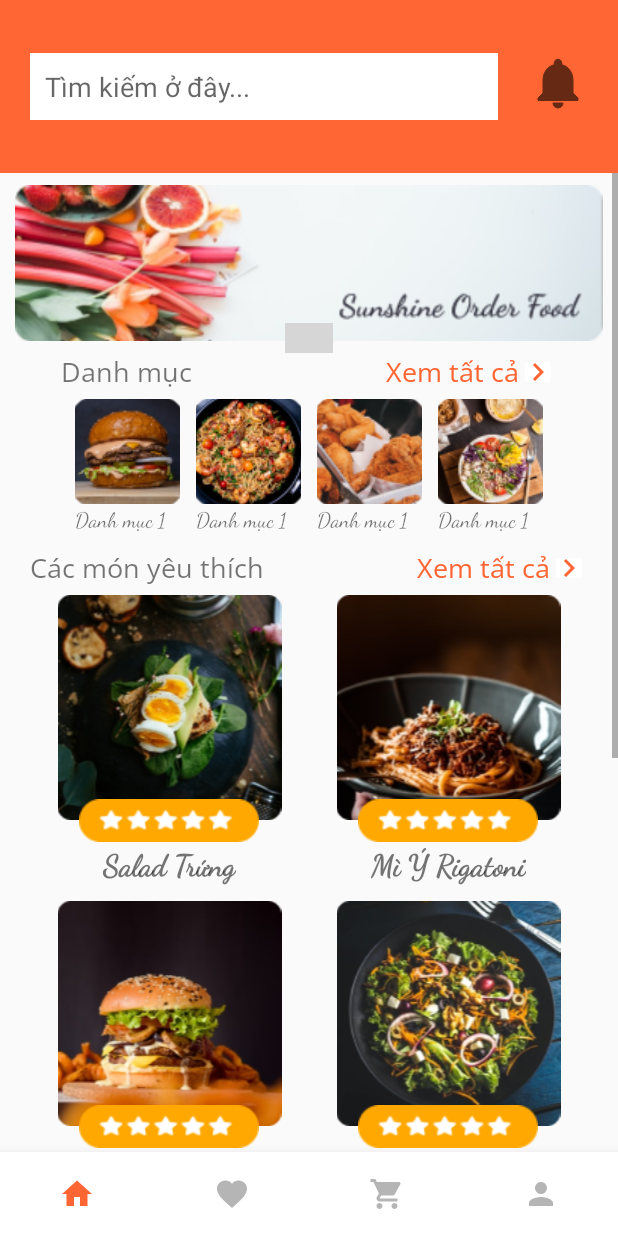
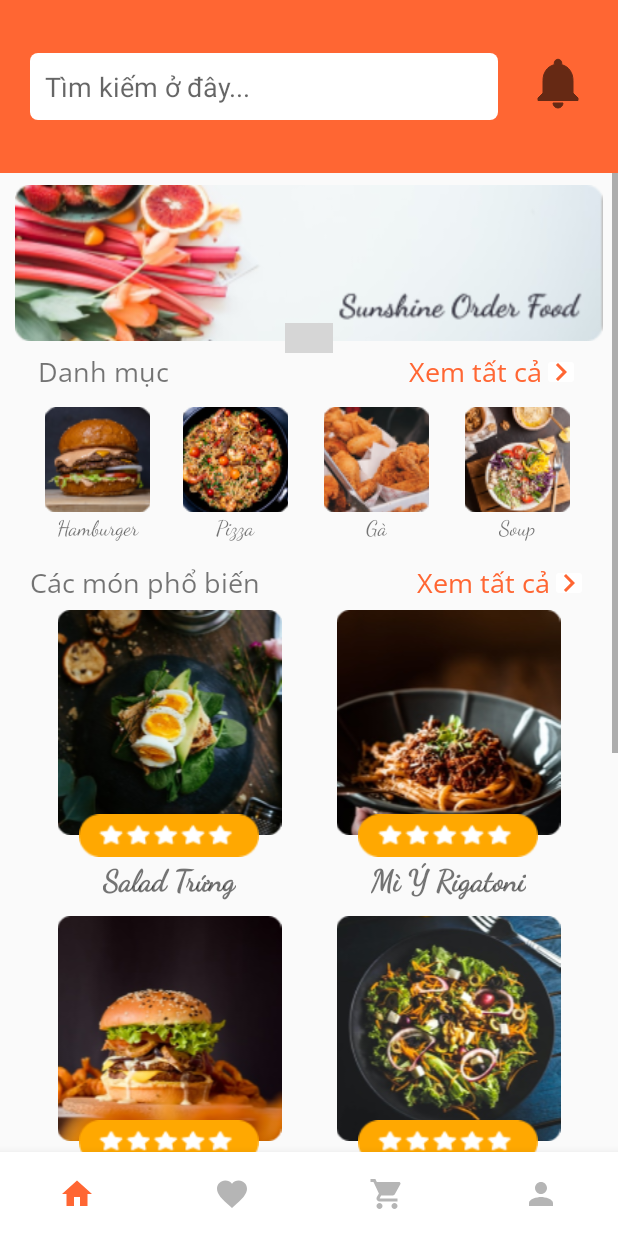
Before and after one commit to duongmien/Android_Food_Order_App, an Android app: the TrangChu screen opened directly, with no data from a screen before it, on a phone screen of 412 x 824 dp. Run offline under Robolectric (Android 15) with nearby library versions, the phone set to English and light mode, and no system bars; libraries missing offline, so code that uses them is left out: me.relex.circleindicator; plain views replace CircleIndicator; pictures from the network do not load; 2 statements that could not run were skipped; grey boxes are pictures that could not be loaded.

Commit message:
Mien  update

```diff
--- /dev/null
+++ b/app/src/main/res/drawable/bg_searchbox.xml
@@ -0,0 +1,5 @@
+<?xml version="1.0" encoding="utf-8"?>
+<shape xmlns:android="http://schemas.android.com/apk/res/android">
+    <corners android:radius="5dp"/>
+    <solid android:color="#ffffff"/>
+</shape>
--- a/app/src/main/res/layout/activity_trang_chu.xml
+++ b/app/src/main/res/layout/activity_trang_chu.xml
@@ -34,9 +34,10 @@
             android:layout_width="match_parent"
             android:layout_height="wrap_content"
             android:layout_gravity="center_vertical|center_horizontal"
+
             android:layout_marginLeft="20dp"
             android:layout_toLeftOf="@+id/ic_thongbao"
-            android:background="@color/white"
+            android:background="@drawable/bg_searchbox"
             android:hint="Tìm kiếm ở đây..."
             android:padding="10dp" />
 
@@ -100,8 +101,6 @@
                     android:id="@+id/xemtatcadm"
                     android:layout_width="match_parent"
                     android:layout_height="wrap_content"
-                    android:layout_marginLeft="15dp"
-                    android:layout_marginRight="15dp"
                     android:paddingLeft="5dp"
                     android:paddingRight="5dp">
 
@@ -135,16 +134,16 @@
                 <LinearLayout
                     android:layout_width="match_parent"
                     android:layout_height="wrap_content"
-                    android:layout_marginLeft="15dp"
-                    android:layout_marginRight="15dp"
+                    android:layout_marginTop="5dp"
                     android:gravity="center_horizontal"
                     android:orientation="horizontal">
 
                     <LinearLayout
                         android:id="@+id/danhmuc1"
-                        android:layout_width="wrap_content"
+                        android:layout_width="67dp"
                         android:layout_height="wrap_content"
                         android:layout_margin="5dp"
+                        android:layout_weight="1"
                         android:orientation="vertical">
 
                         <ImageButton
@@ -156,8 +155,9 @@
                         <TextView
                             android:layout_width="wrap_content"
                             android:layout_height="wrap_content"
+                            android:layout_gravity="center"
                             android:fontFamily="@font/dancingscript"
-                            android:text="Danh mục 1" />
+                            android:text="Hamburger" />
                     </LinearLayout>
 
                     <LinearLayout
@@ -165,6 +165,7 @@
                         android:layout_width="wrap_content"
                         android:layout_height="wrap_content"
                         android:layout_margin="5dp"
+                        android:layout_weight="1"
                         android:orientation="vertical">
 
                         <ImageButton
@@ -176,8 +177,9 @@
                         <TextView
                             android:layout_width="wrap_content"
                             android:layout_height="wrap_content"
+                            android:layout_gravity="center"
                             android:fontFamily="@font/dancingscript"
-                            android:text="Danh mục 1" />
+                            android:text="Pizza" />
                     </LinearLayout>
 
                     <LinearLayout
@@ -185,6 +187,7 @@
                         android:layout_width="wrap_content"
                         android:layout_height="wrap_content"
                         android:layout_margin="5dp"
+                        android:layout_weight="1"
                         android:orientation="vertical">
 
                         <ImageButton
@@ -196,8 +199,9 @@
                         <TextView
                             android:layout_width="wrap_content"
                             android:layout_height="wrap_content"
+                            android:layout_gravity="center"
                             android:fontFamily="@font/dancingscript"
-                            android:text="Danh mục 1" />
+                            android:text="Gà" />
                     </LinearLayout>
 
                     <LinearLayout
@@ -205,6 +209,7 @@
                         android:layout_width="wrap_content"
                         android:layout_height="wrap_content"
                         android:layout_margin="5dp"
+                        android:layout_weight="1"
                         android:orientation="vertical">
 
                         <ImageButton
@@ -216,8 +221,9 @@
                         <TextView
                             android:layout_width="wrap_content"
                             android:layout_height="wrap_content"
+                            android:layout_gravity="center"
                             android:fontFamily="@font/dancingscript"
-                            android:text="Danh mục 1" />
+                            android:text="Soup" />
                     </LinearLayout>
                 </LinearLayout>
             </LinearLayout>
@@ -226,14 +232,14 @@
                 android:layout_width="match_parent"
                 android:layout_height="wrap_content"
                 android:layout_marginLeft="20dp"
-                android:layout_marginTop="5dp"
+                android:layout_marginTop="10dp"
                 android:layout_marginRight="20dp">
 
                 <TextView
                     android:layout_width="wrap_content"
                     android:layout_height="wrap_content"
                     android:fontFamily="@font/opensans"
-                    android:text="Các món yêu thích"
+                    android:text="Các món phổ biến"
                     android:textSize="18sp" />
 
                 <TextView
@@ -259,7 +265,7 @@
                     android:id="@+id/recycleview_danhsach"
                     android:layout_width="match_parent"
                     android:layout_height="wrap_content"
-                    android:layout_marginTop="25dp"/>
+                    android:layout_marginTop="25dp" />
 
             </RelativeLayout>
         </LinearLayout>
```
Also changed, not shown: app/src/main/res/layout/activity_gio_hang.xml (+17 -8 lines).
